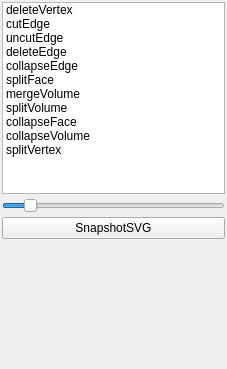
First picture: the form in Apps/Tuto/tuto_oper3.ui, repository cgogn/CGoGN, before the edit.
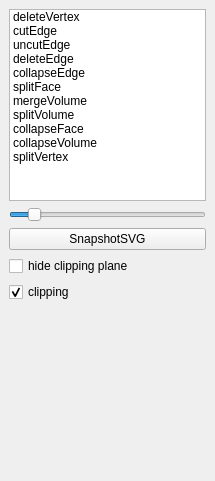
Second picture: the form after the edit.

Commit message: add multiresolution progressive meshes add cut plan to tuto_oper3

```diff
--- a/Apps/Tuto/tuto_oper3.ui
+++ b/Apps/Tuto/tuto_oper3.ui
@@ -6,8 +6,8 @@
    <rect>
     <x>0</x>
     <y>0</y>
-    <width>227</width>
-    <height>369</height>
+    <width>215</width>
+    <height>481</height>
    </rect>
   </property>
   <property name="minimumSize">
@@ -36,15 +36,56 @@
     </size>
    </property>
    <layout class="QGridLayout" name="gridLayout">
-    <property name="margin">
-     <number>2</number>
-    </property>
-    <property name="spacing">
-     <number>4</number>
-    </property>
+    <item row="1" column="0">
+     <widget class="QSlider" name="widthSlider">
+      <property name="minimum">
+       <number>0</number>
+      </property>
+      <property name="maximum">
+       <number>10</number>
+      </property>
+      <property name="singleStep">
+       <number>0</number>
+      </property>
+      <property name="value">
+       <number>1</number>
+      </property>
+      <property name="orientation">
+       <enum>Qt::Horizontal</enum>
+      </property>
+     </widget>
+    </item>
+    <item row="7" column="0">
+     <spacer name="verticalSpacer">
+      <property name="orientation">
+       <enum>Qt::Vertical</enum>
+      </property>
+      <property name="sizeHint" stdset="0">
+       <size>
+        <width>20</width>
+        <height>113</height>
+       </size>
+      </property>
+     </spacer>
+    </item>
+    <item row="2" column="0">
+     <widget class="QPushButton" name="svg">
+      <property name="text">
+       <string>SnapshotSVG</string>
+      </property>
+     </widget>
+    </item>
+    <item row="5" column="0">
+     <widget class="QCheckBox" name="checkBox_hide">
+      <property name="enabled">
+       <bool>true</bool>
+      </property>
+      <property name="text">
+       <string>hide clipping plane</string>
+      </property>
+     </widget>
+    </item>
     <item row="0" column="0">
-     <layout class="QVBoxLayout" name="verticalLayout">
-      <item>
        <widget class="QListWidget" name="listOper">
         <property name="focusPolicy">
          <enum>Qt::NoFocus</enum>
@@ -106,46 +147,18 @@
         </item>
        </widget>
       </item>
-      <item>
-       <widget class="QSlider" name="widthSlider">
-        <property name="minimum">
-         <number>0</number>
-        </property>
-        <property name="maximum">
-         <number>10</number>
-        </property>
-        <property name="singleStep">
-         <number>0</number>
-        </property>
-        <property name="value">
-         <number>1</number>
-        </property>
-        <property name="orientation">
-         <enum>Qt::Horizontal</enum>
-        </property>
-       </widget>
-      </item>
-      <item>
-       <widget class="QPushButton" name="svg">
+    <item row="6" column="0">
+     <widget class="QCheckBox" name="checkBox_plane">
         <property name="text">
-         <string>SnapshotSVG</string>
-        </property>
-       </widget>
-      </item>
-      <item>
-       <spacer name="verticalSpacer">
-        <property name="orientation">
-         <enum>Qt::Vertical</enum>
-        </property>
-        <property name="sizeHint" stdset="0">
-         <size>
-          <width>20</width>
-          <height>40</height>
-         </size>
-        </property>
-       </spacer>
-      </item>
-     </layout>
+       <string>clipping</string>
+      </property>
+      <property name="checkable">
+       <bool>true</bool>
+      </property>
+      <property name="checked">
+       <bool>true</bool>
+      </property>
+     </widget>
     </item>
    </layout>
   </widget>
```
Lines whose indentation alone changed are shown as unchanged. The commit also changes 6 other files.
